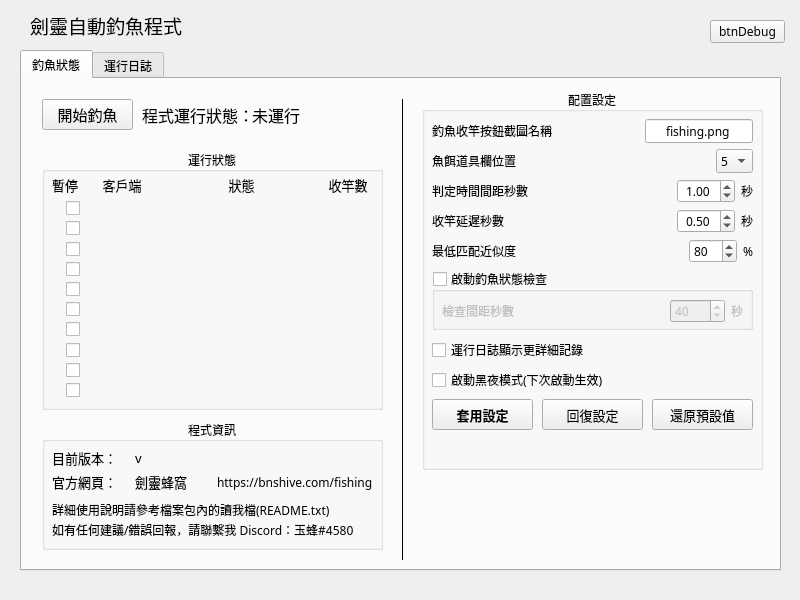
The window that gui.ui (dbnryanc92/BNSAutoFishing) describes before a commit, drawn with Qt 5.
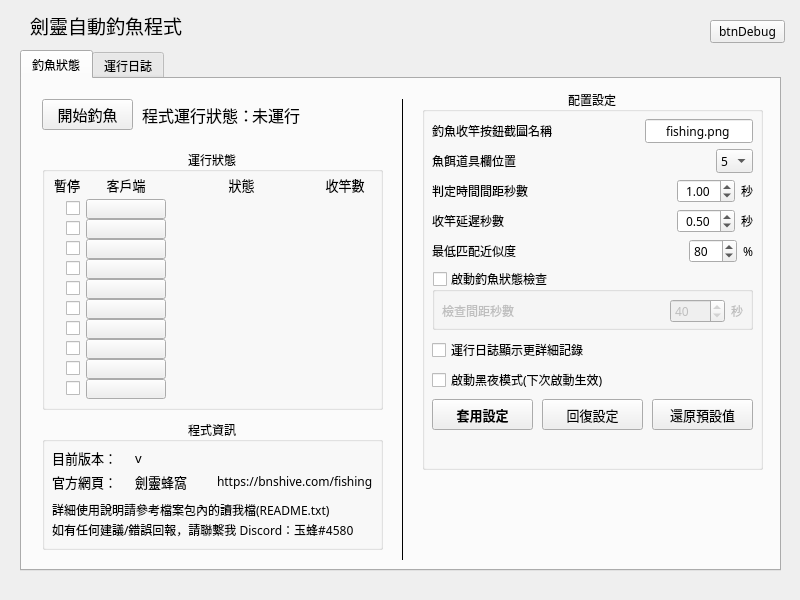
The same window after the commit. Icons and pictures are not drawn.

Commit message: Add button to focus client window

Patch:
```diff
--- a/gui.ui
+++ b/gui.ui
@@ -799,7 +799,7 @@
          <x>10</x>
          <y>50</y>
          <width>321</width>
-         <height>202</height>
+         <height>201</height>
         </rect>
        </property>
        <layout class="QGridLayout" name="gridStatus" rowminimumheight="20,20,20,20,20,20,20,20,20,20">
@@ -808,7 +808,13 @@
         </property>
         <item row="0" column="0">
          <widget class="QWidget" name="statusHwnd_1" native="true">
-          <layout class="QHBoxLayout" name="layoutStatusHwnd_1" stretch="1,3,5,2">
+          <property name="maximumSize">
+           <size>
+            <width>16777215</width>
+            <height>20</height>
+           </size>
+          </property>
+          <layout class="QHBoxLayout" name="layoutStatusHwnd_1" stretch="1,0,5,2">
            <property name="leftMargin">
             <number>0</number>
            </property>
@@ -832,13 +838,19 @@
             </widget>
            </item>
            <item>
-            <widget class="QLabel" name="lblHwndHwnd_1">
+            <widget class="QToolButton" name="btnHwndHwnd_1">
+             <property name="minimumSize">
+              <size>
+               <width>80</width>
+               <height>0</height>
+              </size>
+             </property>
+             <property name="toolTip">
+              <string>按下按鈕將把此客戶端的視窗移到最上層</string>
+             </property>
              <property name="text">
               <string/>
              </property>
-             <property name="alignment">
-              <set>Qt::AlignCenter</set>
-             </property>
             </widget>
            </item>
            <item>
@@ -847,7 +859,7 @@
               <string/>
              </property>
              <property name="alignment">
-              <set>Qt::AlignLeading|Qt::AlignLeft|Qt::AlignVCenter</set>
+              <set>Qt::AlignCenter</set>
              </property>
             </widget>
            </item>
@@ -866,7 +878,13 @@
         </item>
         <item row="1" column="0">
          <widget class="QWidget" name="statusHwnd_2" native="true">
-          <layout class="QHBoxLayout" name="layoutStatusHwnd_2" stretch="1,3,5,2">
+          <property name="maximumSize">
+           <size>
+            <width>16777215</width>
+            <height>20</height>
+           </size>
+          </property>
+          <layout class="QHBoxLayout" name="layoutStatusHwnd_2" stretch="1,0,5,2">
            <property name="leftMargin">
             <number>0</number>
            </property>
@@ -890,13 +908,19 @@
             </widget>
            </item>
            <item>
-            <widget class="QLabel" name="lblHwndHwnd_2">
+            <widget class="QToolButton" name="btnHwndHwnd_2">
+             <property name="minimumSize">
+              <size>
+               <width>80</width>
+               <height>0</height>
+              </size>
+             </property>
+             <property name="toolTip">
+              <string>按下按鈕將把此客戶端的視窗移到最上層</string>
+             </property>
              <property name="text">
               <string/>
              </property>
-             <property name="alignment">
-              <set>Qt::AlignCenter</set>
-             </property>
             </widget>
            </item>
            <item>
@@ -905,7 +929,7 @@
               <string/>
              </property>
              <property name="alignment">
-              <set>Qt::AlignLeading|Qt::AlignLeft|Qt::AlignVCenter</set>
+              <set>Qt::AlignCenter</set>
              </property>
             </widget>
            </item>
@@ -924,7 +948,13 @@
         </item>
         <item row="2" column="0">
          <widget class="QWidget" name="statusHwnd_3" native="true">
-          <layout class="QHBoxLayout" name="layoutStatusHwnd_3" stretch="1,3,5,2">
+          <property name="maximumSize">
+           <size>
+            <width>16777215</width>
+            <height>20</height>
+           </size>
+          </property>
+          <layout class="QHBoxLayout" name="layoutStatusHwnd_3" stretch="1,0,5,2">
            <property name="leftMargin">
             <number>0</number>
            </property>
@@ -948,13 +978,19 @@
             </widget>
            </item>
            <item>
-            <widget class="QLabel" name="lblHwndHwnd_3">
+            <widget class="QToolButton" name="btnHwndHwnd_3">
+             <property name="minimumSize">
+              <size>
+               <width>80</width>
+               <height>0</height>
+              </size>
+             </property>
+             <property name="toolTip">
+              <string>按下按鈕將把此客戶端的視窗移到最上層</string>
+             </property>
              <property name="text">
               <string/>
              </property>
-             <property name="alignment">
-              <set>Qt::AlignCenter</set>
-             </property>
             </widget>
            </item>
            <item>
@@ -963,7 +999,7 @@
               <string/>
              </property>
              <property name="alignment">
-              <set>Qt::AlignLeading|Qt::AlignLeft|Qt::AlignVCenter</set>
+              <set>Qt::AlignCenter</set>
              </property>
             </widget>
            </item>
@@ -982,7 +1018,13 @@
         </item>
         <item row="3" column="0">
          <widget class="QWidget" name="statusHwnd_4" native="true">
-          <layout class="QHBoxLayout" name="layoutStatusHwnd_4" stretch="1,3,5,2">
+          <property name="maximumSize">
+           <size>
+            <width>16777215</width>
+            <height>20</height>
+           </size>
+          </property>
+          <layout class="QHBoxLayout" name="layoutStatusHwnd_4" stretch="1,0,5,2">
            <property name="leftMargin">
             <number>0</number>
            </property>
@@ -1006,13 +1048,19 @@
             </widget>
            </item>
            <item>
-            <widget class="QLabel" name="lblHwndHwnd_4">
+            <widget class="QToolButton" name="btnHwndHwnd_4">
+             <property name="minimumSize">
+              <size>
+               <width>80</width>
+               <height>0</height>
+              </size>
+             </property>
+             <property name="toolTip">
+              <string>按下按鈕將把此客戶端的視窗移到最上層</string>
+             </property>
              <property name="text">
               <string/>
              </property>
-             <property name="alignment">
-              <set>Qt::AlignCenter</set>
-             </property>
             </widget>
            </item>
            <item>
@@ -1021,7 +1069,7 @@
               <string/>
              </property>
              <property name="alignment">
-              <set>Qt::AlignLeading|Qt::AlignLeft|Qt::AlignVCenter</set>
+              <set>Qt::AlignCenter</set>
              </property>
             </widget>
            </item>
@@ -1040,7 +1088,13 @@
         </item>
         <item row="4" column="0">
          <widget class="QWidget" name="statusHwnd_5" native="true">
-          <layout class="QHBoxLayout" name="layoutStatusHwnd_5" stretch="1,3,5,2">
+          <property name="maximumSize">
+           <size>
+            <width>16777215</width>
+            <height>20</height>
+           </size>
+          </property>
+          <layout class="QHBoxLayout" name="layoutStatusHwnd_5" stretch="1,0,5,2">
            <property name="leftMargin">
             <number>0</number>
            </property>
@@ -1064,13 +1118,19 @@
             </widget>
            </item>
            <item>
-            <widget class="QLabel" name="lblHwndHwnd_5">
+            <widget class="QToolButton" name="btnHwndHwnd_5">
+             <property name="minimumSize">
+              <size>
+               <width>80</width>
+               <height>0</height>
+              </size>
+             </property>
+             <property name="toolTip">
+              <string>按下按鈕將把此客戶端的視窗移到最上層</string>
+             </property>
              <property name="text">
               <string/>
              </property>
-             <property name="alignment">
-              <set>Qt::AlignCenter</set>
-             </property>
             </widget>
            </item>
            <item>
@@ -1079,7 +1139,7 @@
               <string/>
              </property>
              <property name="alignment">
-              <set>Qt::AlignLeading|Qt::AlignLeft|Qt::AlignVCenter</set>
+              <set>Qt::AlignCenter</set>
              </property>
             </widget>
            </item>
@@ -1098,7 +1158,13 @@
         </item>
         <item row="5" column="0">
          <widget class="QWidget" name="statusHwnd_6" native="true">
-          <layout class="QHBoxLayout" name="layoutStatusHwnd_6" stretch="1,3,5,2">
+          <property name="maximumSize">
+           <size>
+            <width>16777215</width>
+            <height>20</height>
+           </size>
+          </property>
+          <layout class="QHBoxLayout" name="layoutStatusHwnd_6" stretch="1,0,5,2">
            <property name="leftMargin">
             <number>0</number>
            </property>
@@ -1122,13 +1188,19 @@
             </widget>
            </item>
            <item>
-            <widget class="QLabel" name="lblHwndHwnd_6">
+            <widget class="QToolButton" name="btnHwndHwnd_6">
+             <property name="minimumSize">
+              <size>
+               <width>80</width>
+               <height>0</height>
+              </size>
+             </property>
+             <property name="toolTip">
+              <string>按下按鈕將把此客戶端的視窗移到最上層</string>
+             </property>
              <property name="text">
               <string/>
              </property>
-             <property name="alignment">
-              <set>Qt::AlignCenter</set>
-             </property>
             </widget>
            </item>
            <item>
@@ -1137,7 +1209,7 @@
               <string/>
              </property>
              <property name="alignment">
-              <set>Qt::AlignLeading|Qt::AlignLeft|Qt::AlignVCenter</set>
+              <set>Qt::AlignCenter</set>
              </property>
             </widget>
            </item>
@@ -1156,7 +1228,13 @@
         </item>
         <item row="6" column="0">
          <widget class="QWidget" name="statusHwnd_7" native="true">
-          <layout class="QHBoxLayout" name="layoutStatusHwnd_7" stretch="1,3,5,2">
+          <property name="maximumSize">
+           <size>
+            <width>16777215</width>
+            <height>20</height>
+           </size>
+          </property>
+          <layout class="QHBoxLayout" name="layoutStatusHwnd_7" stretch="1,0,5,2">
            <property name="leftMargin">
             <number>0</number>
            </property>
@@ -1180,13 +1258,19 @@
             </widget>
            </item>
            <item>
-            <widget class="QLabel" name="lblHwndHwnd_7">
+            <widget class="QToolButton" name="btnHwndHwnd_7">
+             <property name="minimumSize">
+              <size>
+               <width>80</width>
+               <height>0</height>
+              </size>
+             </property>
+             <property name="toolTip">
+              <string>按下按鈕將把此客戶端的視窗移到最上層</string>
+             </property>
              <property name="text">
               <string/>
              </property>
-             <property name="alignment">
-              <set>Qt::AlignCenter</set>
-             </property>
             </widget>
            </item>
            <item>
@@ -1195,7 +1279,7 @@
               <string/>
              </property>
              <property name="alignment">
-              <set>Qt::AlignLeading|Qt::AlignLeft|Qt::AlignVCenter</set>
+              <set>Qt::AlignCenter</set>
              </property>
             </widget>
            </item>
@@ -1214,7 +1298,13 @@
         </item>
         <item row="7" column="0">
          <widget class="QWidget" name="statusHwnd_8" native="true">
-          <layout class="QHBoxLayout" name="layoutStatusHwnd_8" stretch="1,3,5,2">
+          <property name="maximumSize">
+           <size>
+            <width>16777215</width>
+            <height>20</height>
+           </size>
+          </property>
+          <layout class="QHBoxLayout" name="layoutStatusHwnd_8" stretch="1,0,5,2">
            <property name="leftMargin">
             <number>0</number>
            </property>
@@ -1238,13 +1328,19 @@
             </widget>
            </item>
            <item>
-            <widget class="QLabel" name="lblHwndHwnd_8">
+            <widget class="QToolButton" name="btnHwndHwnd_8">
+             <property name="minimumSize">
+              <size>
+               <width>80</width>
+               <height>0</height>
+              </size>
+             </property>
+             <property name="toolTip">
+              <string>按下按鈕將把此客戶端的視窗移到最上層</string>
+             </property>
              <property name="text">
               <string/>
              </property>
-             <property name="alignment">
-              <set>Qt::AlignCenter</set>
-             </property>
             </widget>
            </item>
            <item>
@@ -1253,7 +1349,7 @@
               <string/>
              </property>
              <property name="alignment">
-              <set>Qt::AlignLeading|Qt::AlignLeft|Qt::AlignVCenter</set>
+              <set>Qt::AlignCenter</set>
              </property>
             </widget>
            </item>
@@ -1272,7 +1368,13 @@
         </item>
         <item row="8" column="0">
          <widget class="QWidget" name="statusHwnd_9" native="true">
-          <layout class="QHBoxLayout" name="layoutStatusHwnd_9" stretch="1,3,5,2">
+          <property name="maximumSize">
+           <size>
+            <width>16777215</width>
+            <height>20</height>
+           </size>
+          </property>
+          <layout class="QHBoxLayout" name="layoutStatusHwnd_9" stretch="1,0,5,2">
            <property name="leftMargin">
             <number>0</number>
            </property>
@@ -1296,13 +1398,19 @@
             </widget>
            </item>
            <item>
-            <widget class="QLabel" name="lblHwndHwnd_9">
+            <widget class="QToolButton" name="btnHwndHwnd_9">
+             <property name="minimumSize">
+              <size>
+               <width>80</width>
+               <height>0</height>
+              </size>
+             </property>
+             <property name="toolTip">
+              <string>按下按鈕將把此客戶端的視窗移到最上層</string>
+             </property>
              <property name="text">
               <string/>
              </property>
-             <property name="alignment">
-              <set>Qt::AlignCenter</set>
-             </property>
             </widget>
            </item>
            <item>
@@ -1311,7 +1419,7 @@
               <string/>
              </property>
              <property name="alignment">
-              <set>Qt::AlignLeading|Qt::AlignLeft|Qt::AlignVCenter</set>
+              <set>Qt::AlignCenter</set>
              </property>
             </widget>
            </item>
@@ -1330,7 +1438,13 @@
         </item>
         <item row="9" column="0">
          <widget class="QWidget" name="statusHwnd_10" native="true">
-          <layout class="QHBoxLayout" name="layoutStatusHwnd_10" stretch="1,3,5,2">
+          <property name="maximumSize">
+           <size>
+            <width>16777215</width>
+            <height>20</height>
+           </size>
+          </property>
+          <layout class="QHBoxLayout" name="layoutStatusHwnd_10" stretch="1,0,5,2">
            <property name="leftMargin">
             <number>0</number>
            </property>
@@ -1354,13 +1468,19 @@
             </widget>
            </item>
            <item>
-            <widget class="QLabel" name="lblHwndHwnd_10">
+            <widget class="QToolButton" name="btnHwndHwnd_10">
+             <property name="minimumSize">
+              <size>
+               <width>80</width>
+               <height>0</height>
+              </size>
+             </property>
+             <property name="toolTip">
+              <string>按下按鈕將把此客戶端的視窗移到最上層</string>
+             </property>
              <property name="text">
               <string/>
              </property>
-             <property name="alignment">
-              <set>Qt::AlignCenter</set>
-             </property>
             </widget>
            </item>
            <item>
@@ -1369,7 +1489,7 @@
               <string/>
              </property>
              <property name="alignment">
-              <set>Qt::AlignLeading|Qt::AlignLeft|Qt::AlignVCenter</set>
+              <set>Qt::AlignCenter</set>
              </property>
             </widget>
            </item>
@@ -1407,7 +1527,7 @@
          <height>31</height>
         </rect>
        </property>
-       <layout class="QHBoxLayout" name="layoutStatusTitle" stretch="1,3,6,2">
+       <layout class="QHBoxLayout" name="layoutStatusTitle" stretch="1,0,5,2">
         <item>
          <widget class="QLabel" name="lblPauseTitle">
           <property name="font">
@@ -1425,6 +1545,12 @@
         </item>
         <item>
          <widget class="QLabel" name="lblHwndTitle">
+          <property name="minimumSize">
+           <size>
+            <width>80</width>
+            <height>0</height>
+           </size>
+          </property>
           <property name="font">
            <font>
             <pointsize>10</pointsize>
@@ -1492,7 +1618,7 @@
          <x>10</x>
          <y>30</y>
          <width>321</width>
-         <height>42</height>
+         <height>41</height>
         </rect>
        </property>
        <layout class="QGridLayout" name="gridInfo">
```
The commit also changes 2 other files.
